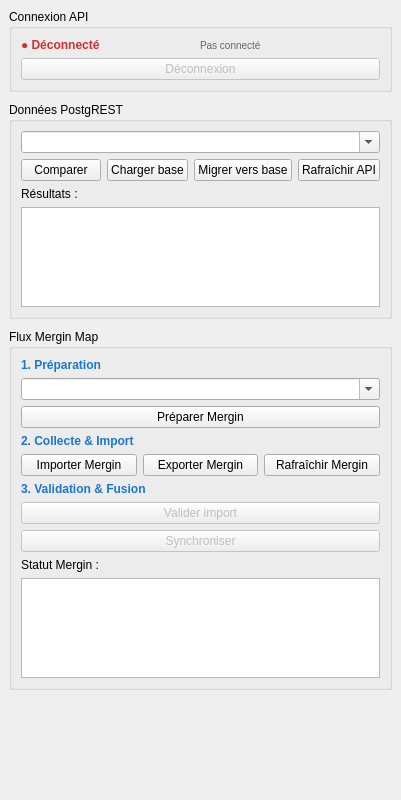
Old version of the form mrv_teraka_dockwidget_base.ui in the repository johrosa/mrv_teraka.
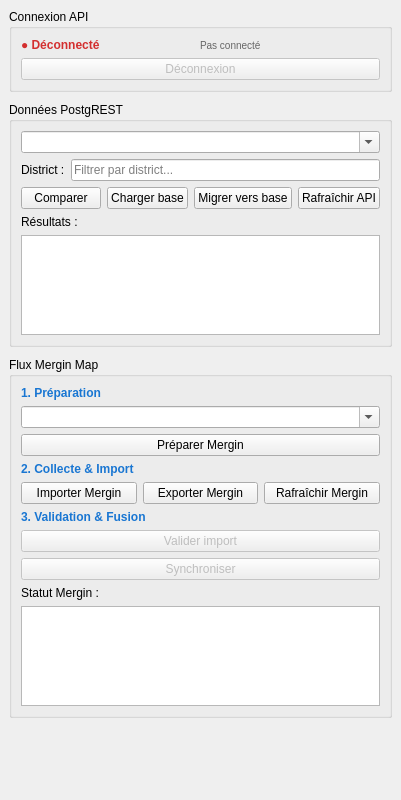
New version of the form.

Commit message:
Refactor MrvTeraka plugin and add district filtering
- Implemented district filtering for the 'communes' table.
- Overhauled the UI with a new QGroupBox-based layout in the .ui file.
- Added background connection monitoring and async data migration tasks.
- Extracted layer and geometry logic into 'layer_utils.py'.
- Enhanced PostgREST client with pagination and UPSERT support.
- Included comprehensive documentation and integration guides.

```diff
--- a/mrv_teraka_dockwidget_base.ui
+++ b/mrv_teraka_dockwidget_base.ui
@@ -106,6 +106,24 @@
          </property>
         </widget>
        </item>
+       <item>
+        <layout class="QHBoxLayout" name="horizontalLayoutDistrict">
+         <item>
+          <widget class="QLabel" name="labelDistrict">
+           <property name="text">
+            <string>District :</string>
+           </property>
+          </widget>
+         </item>
+         <item>
+          <widget class="QLineEdit" name="districtLineEdit">
+           <property name="placeholderText">
+            <string>Filtrer par district...</string>
+           </property>
+          </widget>
+         </item>
+        </layout>
+       </item>
        <item>
         <layout class="QHBoxLayout" name="horizontalLayoutDBBtns">
          <item>
```
The commit also changes 11 other files.
